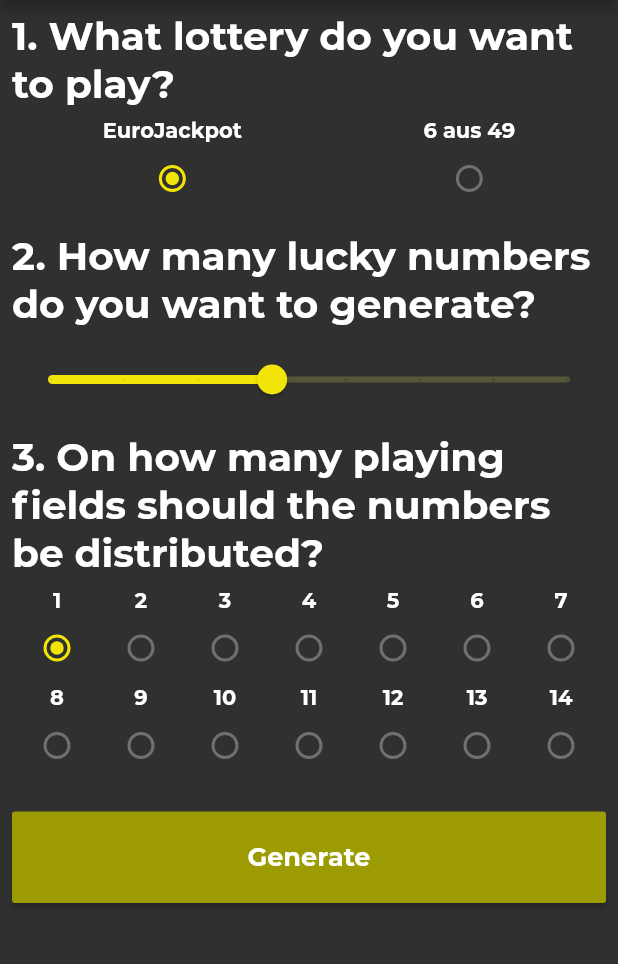
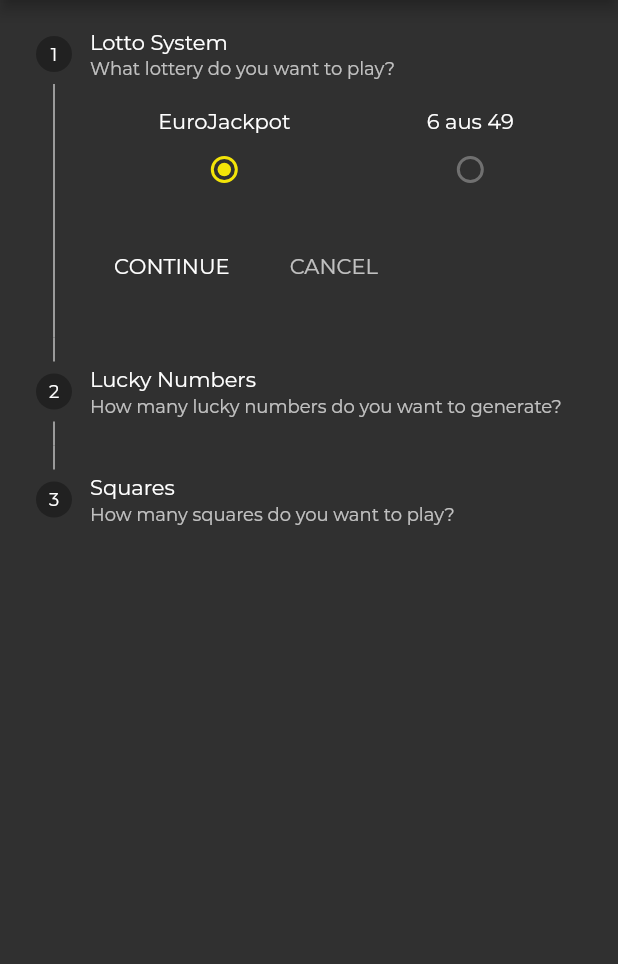
Before and after one commit to stanbeamish/lottery_number_gen, a Flutter app: the screen it shows after launch, on a phone screen of 412 x 824 dp, the part 84-1048 px from its top. Run offline on Flutter 3.47's test engine with Material 2 defaults, Android fonts, the phone set to English and light mode, and no system bars; our stand-ins replace flutter_icons, shared_preferences; missing offline and left inert: day_night_switch.

```diff
--- a/i18n/en.json
+++ b/i18n/en.json
@@ -10,9 +10,12 @@
   "language_dutch" : "Dutch",
   "language_italian": "Italian",
 
-  "start_screen_1_text": "1. What lottery do you want to play?",
-  "start_screen_2_text": "2. How many lucky numbers do you want to generate?",
-  "start_screen_3_text": "3. On how many playing fields should the numbers be distributed?",
+  "start_screen_1_text": "What lottery do you want to play?",
+  "start_screen_1_title": "Lotto System",
+  "start_screen_2_text": "How many lucky numbers do you want to generate?",
+  "start_screen_2_title": "Lucky Numbers",
+  "start_screen_3_text": "How many squares do you want to play?",
+  "start_screen_3_title": "Squares",
   "start_screen_btn_generate": "Generate",
 
   "genresults_screen_title": "Result",
--- a/lib/main.dart
+++ b/lib/main.dart
@@ -7,6 +7,7 @@ import 'package:lotterynumbergen/models/lottery_system.dart';
 import 'package:lotterynumbergen/providers/generation_data_provider.dart';
 import 'package:lotterynumbergen/providers/language_provider.dart';
 import 'package:lotterynumbergen/providers/theme_provider.dart';
+import 'package:lotterynumbergen/screens/data_input_screen.dart';
 import 'package:lotterynumbergen/screens/gen_result_screen.dart';
 import 'package:lotterynumbergen/screens/settings_screen.dart';
 import 'package:lotterynumbergen/screens/start_screen.dart';
@@ -79,10 +80,11 @@ class MyApp extends StatelessWidget {
             theme: themeProvider.getTheme(),
             routes: {
               StartScreen.id: (context) => StartScreen(),
+              DataInputScreen.id: (context) => DataInputScreen(),
               SettingsScreen.id: (context) => SettingsScreen(),
               GenResultScreen.id: (context) => GenResultScreen(),
             },
-            initialRoute: StartScreen.id,
+            initialRoute: DataInputScreen.id,
           );
         },
       ),
--- a/lib/models/lottery_field.dart
+++ b/lib/models/lottery_field.dart
@@ -1,5 +1,5 @@
 
-enum SupportedFields { one, two, three, four, five, six, seven, eight, nine, ten, eleven, twelve, thirteen, fourteen }
+enum SupportedFields { one, two, three, four, five, six, seven, eight, nine, ten }
 
 class LotteryField {
   final int numberIdentifier;
@@ -19,8 +19,8 @@ const supportedLotteryFields = [
   LotteryField(name: SupportedFields.eight, numberIdentifier: 8),
   LotteryField(name: SupportedFields.nine, numberIdentifier: 9),
   LotteryField(name: SupportedFields.ten, numberIdentifier: 10),
-  LotteryField(name: SupportedFields.eleven, numberIdentifier: 11),
+  /*LotteryField(name: SupportedFields.eleven, numberIdentifier: 11),
   LotteryField(name: SupportedFields.twelve, numberIdentifier: 12),
   LotteryField(name: SupportedFields.thirteen, numberIdentifier: 13),
-  LotteryField(name: SupportedFields.fourteen, numberIdentifier: 14),
+  LotteryField(name: SupportedFields.fourteen, numberIdentifier: 14),*/
 ];
--- a/lib/models/lottery_number.dart
+++ b/lib/models/lottery_number.dart
@@ -1,4 +1,4 @@
-enum SupportedNumbers { five, six, seven, eight, nine, ten , eleven, twelve }
+enum SupportedNumbers { five, six, seven, eight, nine, ten }
 
 class LotteryNumber {
   final int numberIdentifier;
@@ -17,6 +17,6 @@ const supportedLotteryNumbers = [
   LotteryNumber(name: SupportedNumbers.eight, numberIdentifier: 8),
   LotteryNumber(name: SupportedNumbers.nine, numberIdentifier: 9),
   LotteryNumber(name: SupportedNumbers.ten, numberIdentifier: 10),
-  LotteryNumber(name: SupportedNumbers.eleven, numberIdentifier: 11),
-  LotteryNumber(name: SupportedNumbers.twelve, numberIdentifier: 12),
+  /*LotteryNumber(name: SupportedNumbers.eleven, numberIdentifier: 11),
+  LotteryNumber(name: SupportedNumbers.twelve, numberIdentifier: 12),*/
 ];
--- a/lib/models/lottery_system.dart
+++ b/lib/models/lottery_system.dart
@@ -24,13 +24,13 @@ const supportedLotterySystems = [
     maxNumber: 50,
     systemIdentifier: SupportedSystems.euroJackpot,
     minGeneratedNumbers: 5,
-    maxGeneratedNumbers: 12
+    maxGeneratedNumbers: 10
   ),
   LotterySystem(
     name: '6 aus 49',
     maxNumber: 49,
     systemIdentifier: SupportedSystems.sixOf49,
     minGeneratedNumbers: 6,
-    maxGeneratedNumbers: 12
+    maxGeneratedNumbers: 10
   ),
 ];
--- /dev/null
+++ b/lib/screens/data_input_screen.dart
@@ -0,0 +1,139 @@
+import 'package:flutter/material.dart';
+import 'package:flutter_icons/flutter_icons.dart';
+import 'package:lotterynumbergen/models/lottery_field.dart';
+import 'package:lotterynumbergen/models/lottery_number.dart';
+import 'package:lotterynumbergen/models/lottery_system.dart';
+import 'package:lotterynumbergen/providers/generation_data_provider.dart';
+import 'package:lotterynumbergen/screens/settings_screen.dart';
+import 'package:lotterynumbergen/utils/app_styles.dart';
+import 'package:lotterynumbergen/utils/app_text_utils.dart';
+import 'package:provider/provider.dart';
+
+class DataInputScreen extends StatefulWidget {
+  static String id = 'datainputscreen';
+  @override
+  _DataInputScreenState createState() => _DataInputScreenState();
+}
+
+class _DataInputScreenState extends State<DataInputScreen> {
+  // variables for the Stepper widget
+  int _currentStep = 0;
+  bool _complete = false;
+
+  double _numCnt = 7.0;
+  LotterySystem _lotSystem = supportedLotterySystems[0];
+  LotteryField _lotField = supportedLotteryFields[0];
+  GenerationData generationData;
+
+  next(List<Step> steps) {
+    _currentStep +1 != steps.length
+    ? goTo(_currentStep + 1)
+    : setState(() => _complete = true);
+  }
+
+  goTo(int step) {
+    setState(() {
+      _currentStep = step;
+    });
+  }
+
+  cancel() {
+    if (_currentStep > 0) {
+      goTo(_currentStep - 1);
+    }
+  }
+
+  @override
+  Widget build(BuildContext context) {
+    List<Step> steps = [
+    Step(
+        title: Text(
+          AppTextUtils.getUIText(context, 'start_screen_1_title'),
+        ),
+        content: _buildLottoSystemSelection(),
+        state: _currentStep == 0 ? StepState.indexed : StepState.complete,
+        subtitle: Text(AppTextUtils.getUIText(context, 'start_screen_1_text'),),
+      ),
+      Step(
+        title: Text(
+          AppTextUtils.getUIText(context, 'start_screen_2_title'),
+        ),
+        content: Container(),
+        state: (_currentStep > 1) ? StepState.complete : StepState.indexed,
+        subtitle: Text(AppTextUtils.getUIText(context, 'start_screen_2_text'),),
+      ),
+      Step(
+        title: Text(
+          AppTextUtils.getUIText(context, 'start_screen_3_title'),
+        ),
+        content: Container(),
+        state: (_currentStep > 2 || _complete == true) ? StepState.complete : StepState.indexed,
+        subtitle: Text(AppTextUtils.getUIText(context, 'start_screen_3_text'),),
+      )
+    ];
+
+    return Scaffold(
+      appBar: AppBar(
+        title: Text(AppTextUtils.getUIText(context, 'start_screen_title')),
+        actions: <Widget>[
+          GestureDetector(
+            onTap: () {
+              Navigator.pushNamed(context, SettingsScreen.id);
+            },
+            child: Icon(
+              MaterialCommunityIcons.cogs,
+              size: 28.0,
+            ),
+          ),
+          SizedBox(
+            width: 8,
+          ),
+        ],
+      ),
+      body: Container(
+        child: Stepper(
+          steps: steps,
+          currentStep: _currentStep,
+          onStepContinue: () => next(steps),
+          onStepCancel: cancel,
+          //onStepTapped: (step) => goTo(step),
+        ),
+      ),
+    );
+  }
+
+  Widget _buildLottoSystemSelection() {
+    final generationDataProvider = Provider.of<GenerationDataProvider>(context);
+    generationData = generationDataProvider.getGenerationData();
+
+    return Row(
+      mainAxisAlignment: MainAxisAlignment.spaceAround,
+      children: supportedLotterySystems.map((system) {
+        return Column(
+          children: <Widget>[
+            Text(
+              system.name,
+            ),
+            Radio(
+              value: system,
+              groupValue: _lotSystem,
+              onChanged: (value) {
+                setState(() {
+                  _lotSystem = value;
+                  generationData.selectedSystem = _lotSystem;
+                  if (_lotSystem.minGeneratedNumbers > _numCnt) {
+                    _numCnt = 8;
+                  }
+                  generationData.selectedLotteryNumber =
+                      supportedLotteryNumbers.firstWhere((element) =>
+                          element.numberIdentifier ==
+                          _lotSystem.minGeneratedNumbers);
+                });
+              },
+            ),
+          ],
+        );
+      }).toList(),
+    );
+  }
+}
--- a/lib/screens/start_screen.dart
+++ b/lib/screens/start_screen.dart
@@ -19,7 +19,7 @@ class StartScreen extends StatefulWidget {
 }
 
 class _StartScreenState extends State<StartScreen> {
-  double _numCnt = 8.0;
+  double _numCnt = 7.0;
   LotterySystem _lotSystem = supportedLotterySystems[0];
   LotteryField _lotField = supportedLotteryFields[0];
   GenerationData generationData;
```
Also changed, not shown: i18n/de.json (+7 -4 lines), i18n/es.json (+6 -3 lines), i18n/it.json (+6 -3 lines), i18n/nl.json (+6 -3 lines), lib/models/lottery_distribution.dart (added, +60 -0 lines), lib/screens/gen_result_screen.dart (line endings or trailing spaces), 5 other files.
